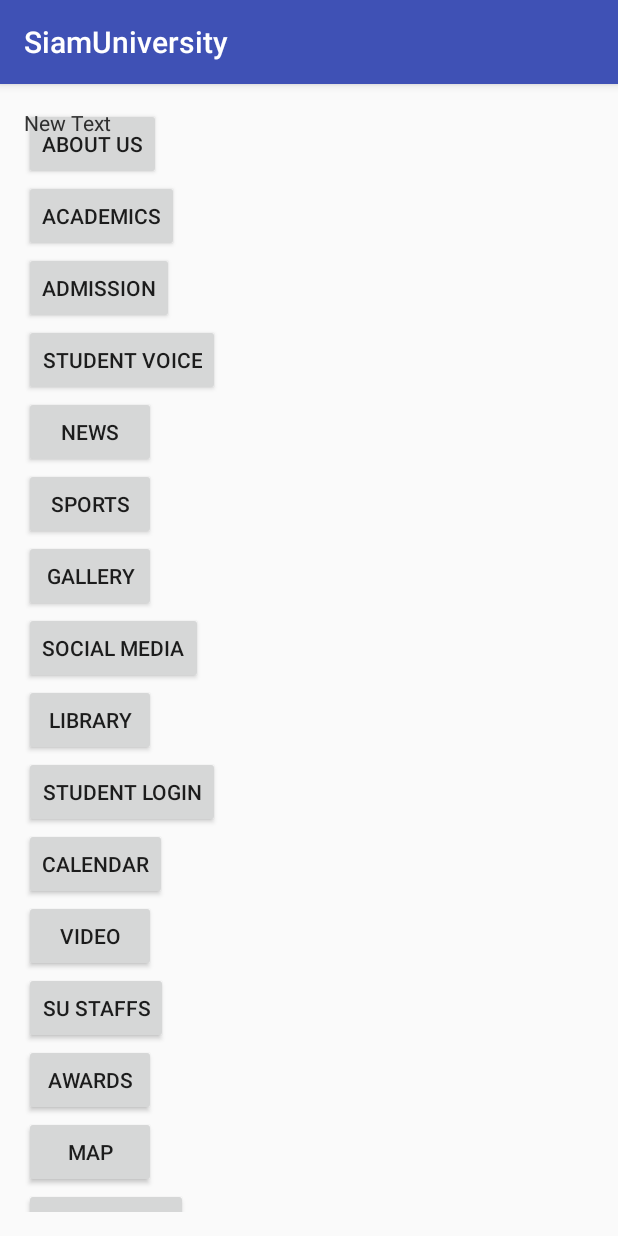
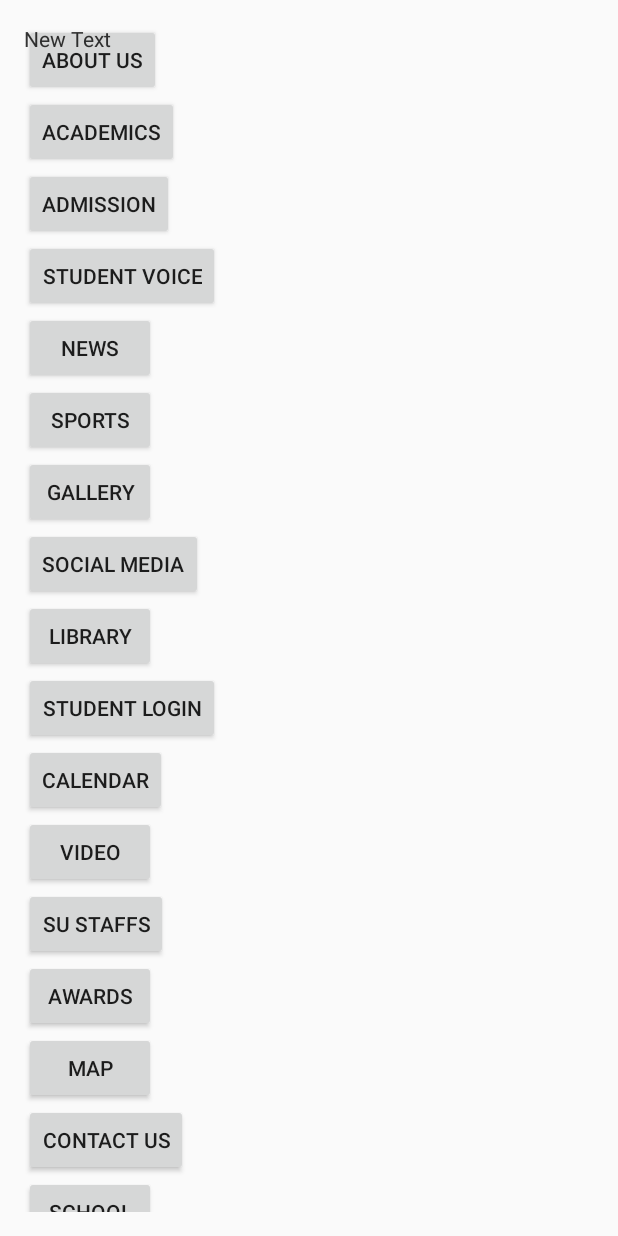
Before and after one commit to mianmiano/SiamUniversity, an Android app: the screen it shows after launch (MainActivity), on a phone screen of 412 x 824 dp. Run offline under Robolectric (Android 15) with nearby library versions, the phone set to English and light mode, and no system bars.

Commit message:
this is version 4 EVENING job

```diff
--- a/app/src/main/res/values/styles.xml
+++ b/app/src/main/res/values/styles.xml
@@ -1,13 +1,15 @@
 <resources>
 
     <!-- Base application theme. -->
-    <style name="AppTheme" parent="Theme.AppCompat.Light.DarkActionBar">
+    <style name="AppTheme2" parent="Theme.AppCompat.Light.DarkActionBar">
         <!-- Customize your theme here. -->
         <item name="colorPrimary">@color/colorPrimary</item>
         <item name="colorPrimaryDark">@color/colorPrimaryDark</item>
         <item name="colorAccent">@color/colorAccent</item>
     </style>
-
+    <style name="AppTheme" parent="Theme.AppCompat.Light.NoActionBar">
+        <!-- Customize your theme here. -->
+    </style>
     <style name="FullscreenTheme" parent="AppTheme">
         <item name="android:actionBarStyle">@style/FullscreenActionBarStyle</item>
         <item name="android:windowActionBarOverlay">true</item>
```
